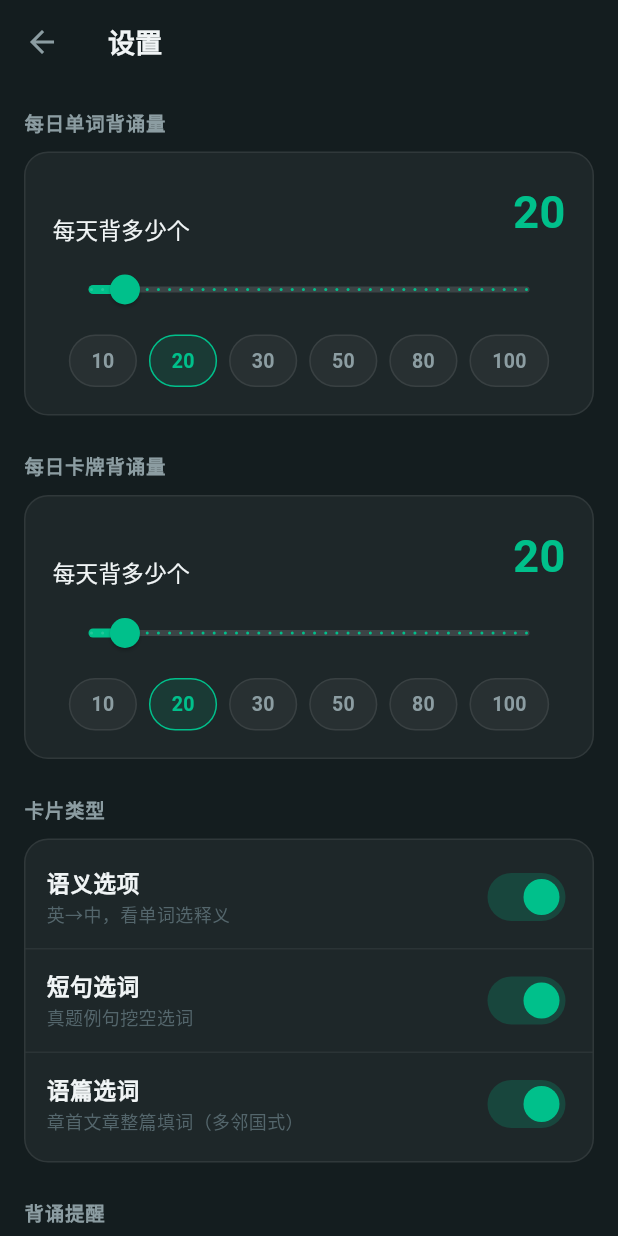
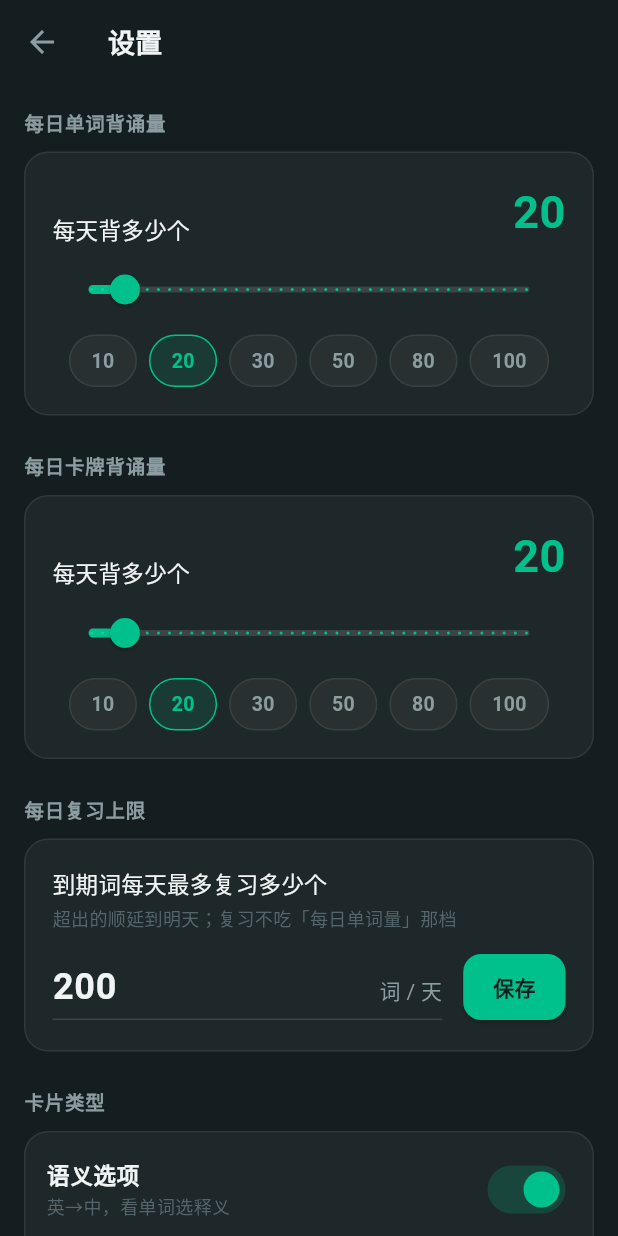
Before and after one commit to fuwei99/flashcard, a Flutter app: the screen it shows after launch, item 4 of the bottom bar chosen, after a tap on "背诵提醒", on a phone screen of 412 x 824 dp. Run offline on Flutter 3.47's test engine with Material 3 defaults, Android fonts, the phone set to English and light mode, and no system bars; our stand-ins replace file_picker, flutter_local_notifications, flutter_tts, package_info_plus, permission_handler, shared_preferences and 2 more.

Commit message:
feat(review): 每日复习上限（默认200，填空式设置），超出顺延明天
- StudySettings 新增 reviewDailyLimit，默认 200（settings.json: review_daily_limit）
- study_plan.reviewUnits 支持全局 limit：所有到期词按 due 升序排完再截断，
  然后按书→章原顺序重新分组，没取到的卡 due 不变，天然顺延
- wordPlan 加 reviewLimit 参数；首页复习入口传 settings.reviewDailyLimit
- 首页按钮显示 min(到期, 上限)，避免 500 到期只背 200 的困惑
- 设置页新增「每日复习上限」卡片：数字填空 + 保存，填多少是多少
- 复习不吃 wordDailyLimit 那档，独立计算

```diff
--- a/app/lib/screens/home_screen.dart
+++ b/app/lib/screens/home_screen.dart
@@ -136,6 +136,7 @@ class HomeScreenState extends State<HomeScreen> {
       store: widget.store,
       withReview: true,
       withNew: false,
+      reviewLimit: widget.settings.reviewDailyLimit,
     );
     if (units.isEmpty) {
       _toast('今天没有要复习的$name 🎉');
@@ -220,6 +221,10 @@ class HomeScreenState extends State<HomeScreen> {
     final s = widget.settings;
     final wordBooks = _ofKind(LibraryKind.word);
     final cardBooks = _ofKind(LibraryKind.card);
+    final wordDue = _due(wordBooks);
+    // 按钮显示「实际会复习多少」= min(到期, 每日上限)
+    final wordReview =
+        wordDue > s.reviewDailyLimit ? s.reviewDailyLimit : wordDue;
 
     return Scaffold(
       backgroundColor: const Color(0xFF141D1F),
@@ -250,7 +255,8 @@ class HomeScreenState extends State<HomeScreen> {
               _taskCard(
                 icon: Icons.menu_book,
                 title: '单词',
-                due: _due(wordBooks),
+                due: wordDue,
+                reviewCount: wordReview,
                 fresh: _fresh(wordBooks),
                 learned: _learned(wordBooks),
                 passed: s.wordPassed,
@@ -503,6 +509,7 @@ class HomeScreenState extends State<HomeScreen> {
     required IconData icon,
     required String title,
     required int due,
+    int? reviewCount,
     required int fresh,
     required int learned,
     required bool passed,
@@ -599,7 +606,10 @@ class HomeScreenState extends State<HomeScreen> {
                       padding: const EdgeInsets.symmetric(vertical: 12),
                     ),
                     onPressed: onReview,
-                    child: Text(due > 0 ? '开始复习($due)' : '开始复习',
+                    child: Text(
+                        (reviewCount ?? due) > 0
+                            ? '开始复习(${reviewCount ?? due})'
+                            : '开始复习',
                         style: const TextStyle(fontWeight: FontWeight.w700)),
                   ),
                 ),
--- a/app/lib/screens/settings_screen.dart
+++ b/app/lib/screens/settings_screen.dart
@@ -2,6 +2,7 @@
 library;
 
 import 'package:flutter/material.dart';
+import 'package:flutter/services.dart';
 
 import '../services/data_dir.dart';
 import '../services/reminder_service.dart';
@@ -19,12 +20,21 @@ class SettingsScreen extends StatefulWidget {
 class _SettingsScreenState extends State<SettingsScreen> {
   late int _wordLimit;
   late int _cardLimit;
+  late final TextEditingController _reviewCtrl;
 
   @override
   void initState() {
     super.initState();
     _wordLimit = widget.settings.wordDailyLimit;
     _cardLimit = widget.settings.cardDailyLimit;
+    _reviewCtrl =
+        TextEditingController(text: '${widget.settings.reviewDailyLimit}');
+  }
+
+  @override
+  void dispose() {
+    _reviewCtrl.dispose();
+    super.dispose();
   }
 
   Future<void> _saveWord() async {
@@ -36,6 +46,19 @@ class _SettingsScreenState extends State<SettingsScreen> {
   Future<void> _saveCard() async {
     await widget.settings.setCardDailyLimit(_cardLimit);
     if (!mounted) return;
+    setState(() {});
+  }
+
+  /// 复习上限：填空式，填多少就是多少；填了坨不是数字的，滚回原值
+  Future<void> _saveReviewLimit() async {
+    final n = int.tryParse(_reviewCtrl.text.trim());
+    if (n == null || n <= 0) {
+      _reviewCtrl.text = '${widget.settings.reviewDailyLimit}';
+      return;
+    }
+    await widget.settings.setReviewDailyLimit(n);
+    if (!mounted) return;
+    _reviewCtrl.text = '${widget.settings.reviewDailyLimit}';
     setState(() {});
   }
 
@@ -79,6 +102,10 @@ class _SettingsScreenState extends State<SettingsScreen> {
               _saveCard();
             },
           ),
+          const SizedBox(height: 24),
+          _sectionLabel('每日复习上限'),
+          const SizedBox(height: 10),
+          _reviewLimitCard(),
           const SizedBox(height: 24),
           _sectionLabel('卡片类型'),
           const SizedBox(height: 10),
@@ -176,6 +203,71 @@ class _SettingsScreenState extends State<SettingsScreen> {
                 color: sel ? const Color(0xFF00C08B) : const Color(0xFF8C9DA2),
                 fontSize: 13,
                 fontWeight: FontWeight.w600)),
+      ),
+    );
+  }
+
+  /// 每日复习上限：填空式，填多少就是多少
+  Widget _reviewLimitCard() {
+    return Container(
+      padding: const EdgeInsets.all(18),
+      decoration: BoxDecoration(
+        color: const Color(0x0BFFFFFF),
+        borderRadius: BorderRadius.circular(16),
+        border: Border.all(color: const Color(0x14FFFFFF)),
+      ),
+      child: Column(
+        crossAxisAlignment: CrossAxisAlignment.start,
+        children: [
+          const Text('到期词每天最多复习多少个',
+              style: TextStyle(color: Color(0xFFF0F4F5), fontSize: 15)),
+          const SizedBox(height: 4),
+          const Text('超出的顺延到明天；复习不吃「每日单词量」那档',
+              style: TextStyle(color: Color(0xFF54666C), fontSize: 12)),
+          const SizedBox(height: 14),
+          Row(
+            children: [
+              Expanded(
+                child: TextField(
+                  controller: _reviewCtrl,
+                  keyboardType: TextInputType.number,
+                  inputFormatters: [FilteringTextInputFormatter.digitsOnly],
+                  style: const TextStyle(
+                      color: Color(0xFFF0F4F5),
+                      fontSize: 24,
+                      fontWeight: FontWeight.w700),
+                  decoration: const InputDecoration(
+                    isDense: true,
+                    hintText: '200',
+                    hintStyle: TextStyle(color: Color(0xFF54666C)),
+                    suffixText: '词 / 天',
+                    suffixStyle: TextStyle(color: Color(0xFF8C9DA2)),
+                    enabledBorder: UnderlineInputBorder(
+                        borderSide: BorderSide(color: Color(0x22FFFFFF))),
+                    focusedBorder: UnderlineInputBorder(
+                        borderSide: BorderSide(color: Color(0xFF00C08B))),
+                  ),
+                  onSubmitted: (_) => _saveReviewLimit(),
+                  onTapOutside: (_) => _saveReviewLimit(),
+                ),
+              ),
+              const SizedBox(width: 14),
+              ElevatedButton(
+                style: ElevatedButton.styleFrom(
+                  backgroundColor: const Color(0xFF00C08B),
+                  foregroundColor: const Color(0xFF141D1F),
+                  shape: RoundedRectangleBorder(
+                      borderRadius: BorderRadius.circular(12)),
+                  padding:
+                      const EdgeInsets.symmetric(horizontal: 20, vertical: 12),
+                ),
+                onPressed: _saveReviewLimit,
+                child: const Text('保存',
+                    style: TextStyle(fontWeight: FontWeight.w700)),
+              ),
+            ],
+          ),
+        ],
       ),
     );
   }
--- a/app/lib/services/study_settings.dart
+++ b/app/lib/services/study_settings.dart
@@ -56,11 +56,18 @@ class StudySettings {
   // 调试日志
   static const _kTtsLog = 'fc_tts_log';
 
+  // 每日复习上限
+  static const _kReviewLimit = 'fc_review_limit';
+
   /// 每日单词背诵量：背完 = 单词过关 😁
   int wordDailyLimit = 20;
 
   /// 每日卡牌背诵量：背完 = 卡牌过关 😁
   int cardDailyLimit = 20;
+
+  /// 每日复习上限：到期词一天最多复习这么多，超出的顺延到明天。
+  /// 默认 200。复习不吃 [wordDailyLimit] 那档，单独算。
+  int reviewDailyLimit = 200;
 
   String todayDate = '';
   int todayWordDone = 0;
@@ -119,6 +126,7 @@ class StudySettings {
     final legacyLimit = _prefs!.getInt(_kLegacyLimit);
     wordDailyLimit = _prefs!.getInt(_kWordLimit) ?? legacyLimit ?? 20;
     cardDailyLimit = _prefs!.getInt(_kCardLimit) ?? legacyLimit ?? 20;
+    reviewDailyLimit = _prefs!.getInt(_kReviewLimit) ?? 200;
 
     todayDate = _prefs!.getString(_kTodayDate) ?? '';
     todayWordDone =
@@ -155,6 +163,7 @@ class StudySettings {
   Map<String, dynamic> toJson() => {
         'word_daily_limit': wordDailyLimit,
         'card_daily_limit': cardDailyLimit,
+        'review_daily_limit': reviewDailyLimit,
         'today_date': todayDate,
         'today_word_done': todayWordDone,
         'today_card_done': todayCardDone,
@@ -188,6 +197,7 @@ class StudySettings {
 
     wordDailyLimit = i('word_daily_limit', wordDailyLimit).clamp(1, 999);
     cardDailyLimit = i('card_daily_limit', cardDailyLimit).clamp(1, 999);
+    reviewDailyLimit = i('review_daily_limit', reviewDailyLimit).clamp(1, 9999);
     todayDate = s('today_date', todayDate);
     todayWordDone = i('today_word_done', todayWordDone);
     todayCardDone = i('today_card_done', todayCardDone);
@@ -213,6 +223,7 @@ class StudySettings {
     DataDir.writeJsonSync(_fileName, toJson());
     _prefs?.setInt(_kWordLimit, wordDailyLimit);
     _prefs?.setInt(_kCardLimit, cardDailyLimit);
+    _prefs?.setInt(_kReviewLimit, reviewDailyLimit);
     _prefs?.setString(_kTodayDate, todayDate);
     _prefs?.setInt(_kTodayWordDone, todayWordDone);
     _prefs?.setInt(_kTodayCardDone, todayCardDone);
@@ -267,6 +278,12 @@ class StudySettings {
 
   Future<void> setCardDailyLimit(int n) async {
     cardDailyLimit = n.clamp(1, 999);
+    _persist();
+  }
+
+  /// 每日复习上限：填多少就是多少，超出的顺延明天
+  Future<void> setReviewDailyLimit(int n) async {
+    reviewDailyLimit = n.clamp(1, 9999);
     _persist();
   }
 
```
Also changed, not shown: app/lib/services/study_plan.dart (+57 -10 lines).
